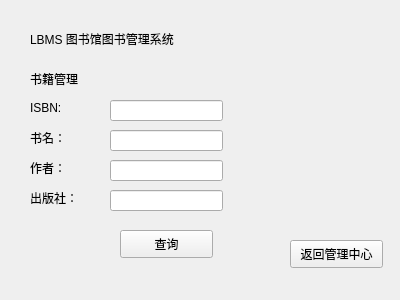
First picture: the form in LBMS/search_book_man.ui, repository Foldblade/LBMS-CPP, before the edit.
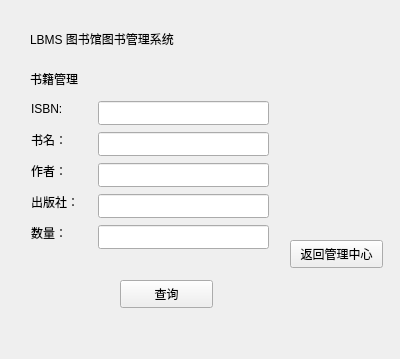
Second picture: the form after the edit.

Commit message: small UI change & add .sql_config.json

Diff of the .ui file:
```diff
--- a/LBMS/search_book_man.ui
+++ b/LBMS/search_book_man.ui
@@ -7,7 +7,7 @@
     <x>0</x>
     <y>0</y>
     <width>400</width>
-    <height>300</height>
+    <height>359</height>
    </rect>
   </property>
   <property name="windowTitle">
@@ -44,10 +44,10 @@
   <widget class="QLabel" name="label_3">
    <property name="geometry">
     <rect>
-     <x>30</x>
-     <y>100</y>
-     <width>72</width>
-     <height>15</height>
+     <x>31</x>
+     <y>101</y>
+     <width>40</width>
+     <height>16</height>
     </rect>
    </property>
    <property name="text">
@@ -57,10 +57,10 @@
   <widget class="QLabel" name="label_4">
    <property name="geometry">
     <rect>
-     <x>30</x>
-     <y>130</y>
-     <width>72</width>
-     <height>15</height>
+     <x>31</x>
+     <y>132</y>
+     <width>45</width>
+     <height>16</height>
     </rect>
    </property>
    <property name="text">
@@ -70,10 +70,10 @@
   <widget class="QLabel" name="label_5">
    <property name="geometry">
     <rect>
-     <x>30</x>
-     <y>160</y>
-     <width>72</width>
-     <height>15</height>
+     <x>31</x>
+     <y>163</y>
+     <width>45</width>
+     <height>16</height>
     </rect>
    </property>
    <property name="text">
@@ -83,10 +83,10 @@
   <widget class="QLabel" name="label_6">
    <property name="geometry">
     <rect>
-     <x>30</x>
-     <y>190</y>
-     <width>72</width>
-     <height>15</height>
+     <x>31</x>
+     <y>194</y>
+     <width>60</width>
+     <height>16</height>
     </rect>
    </property>
    <property name="text">
@@ -96,40 +96,40 @@
   <widget class="QLineEdit" name="ISBN">
    <property name="geometry">
     <rect>
-     <x>110</x>
-     <y>100</y>
-     <width>113</width>
-     <height>21</height>
+     <x>98</x>
+     <y>101</y>
+     <width>171</width>
+     <height>24</height>
     </rect>
    </property>
   </widget>
   <widget class="QLineEdit" name="book_name">
    <property name="geometry">
     <rect>
-     <x>110</x>
-     <y>130</y>
-     <width>113</width>
-     <height>21</height>
+     <x>98</x>
+     <y>132</y>
+     <width>171</width>
+     <height>24</height>
     </rect>
    </property>
   </widget>
   <widget class="QLineEdit" name="writer">
    <property name="geometry">
     <rect>
-     <x>110</x>
-     <y>160</y>
-     <width>113</width>
-     <height>21</height>
+     <x>98</x>
+     <y>163</y>
+     <width>171</width>
+     <height>24</height>
     </rect>
    </property>
   </widget>
   <widget class="QLineEdit" name="publish">
    <property name="geometry">
     <rect>
-     <x>110</x>
-     <y>190</y>
-     <width>113</width>
-     <height>21</height>
+     <x>98</x>
+     <y>194</y>
+     <width>171</width>
+     <height>24</height>
     </rect>
    </property>
   </widget>
@@ -137,7 +137,7 @@
    <property name="geometry">
     <rect>
      <x>120</x>
-     <y>230</y>
+     <y>280</y>
      <width>93</width>
      <height>28</height>
     </rect>
@@ -159,6 +159,29 @@
     <string>返回管理中心</string>
    </property>
   </widget>
+  <widget class="QLabel" name="label_7">
+   <property name="geometry">
+    <rect>
+     <x>31</x>
+     <y>225</y>
+     <width>45</width>
+     <height>16</height>
+    </rect>
+   </property>
+   <property name="text">
+    <string>数量：</string>
+   </property>
+  </widget>
+  <widget class="QLineEdit" name="many">
+   <property name="geometry">
+    <rect>
+     <x>98</x>
+     <y>225</y>
+     <width>171</width>
+     <height>24</height>
+    </rect>
+   </property>
+  </widget>
  </widget>
  <layoutdefault spacing="6" margin="11"/>
  <resources/>
```
The commit also changes 2 other files.
